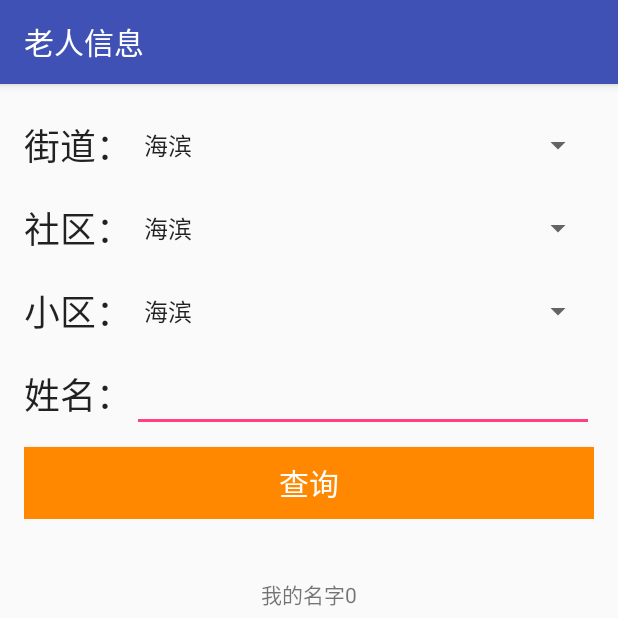
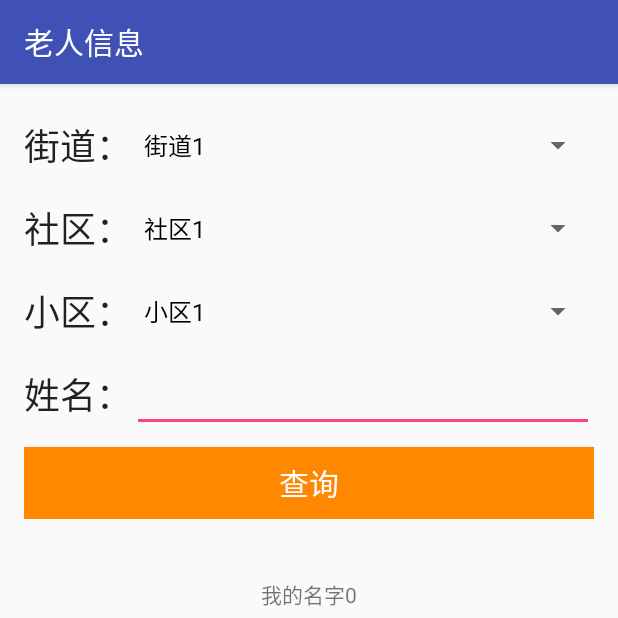
Before and after one commit to chj-endpoint/HCSS, an Android app: the User screen opened directly, with no data from a screen before it, after a tap on "查询", on a phone screen of 412 x 824 dp, the top half of it. Run offline under Robolectric (Android 15) with nearby library versions, the phone set to English and light mode, and no system bars.

Commit message:
在bindView中绑定查询条件的数据源

```diff
--- a/app/src/main/java/com/chx/hcss/AdapterHelper.java
+++ b/app/src/main/java/com/chx/hcss/AdapterHelper.java
@@ -6,6 +6,8 @@ import android.util.SparseArray;
 import android.view.LayoutInflater;
 import android.view.View;
 import android.view.ViewGroup;
+import android.widget.ArrayAdapter;
+import android.widget.Spinner;
 import android.widget.TextView;
 
 import java.util.ArrayList;
@@ -19,7 +21,7 @@ public abstract class AdapterHelper<T> extends RecyclerView.Adapter<RViewHolder>
 
     private ArrayList<T> mData;
     private int mLayoutId;
-    private Context mContext;
+    public Context mContext;
     private static final int EMPTY_VIEW = 0;
     private static final int QUERY_VIEW = 1;
     private static final int REFUSH_VIEW = 2;
--- a/app/src/main/java/com/chx/hcss/User.java
+++ b/app/src/main/java/com/chx/hcss/User.java
@@ -26,7 +26,7 @@ public class User extends AppCompatActivity {
     private RecyclerView mListRecyclerView;
     private LinearLayoutManager mLayoutManager;
     private AdapterHelper mRecyclerAdapter;
-    Spinner mSpinnerStreet, mSpinneCommunity, mSpinneVillage;
+    Spinner mSpinnerStreet, mSpinnerCommunity, mSpinnerVillage;
     TextView mTVName;
 
     @Override
@@ -38,15 +38,9 @@ public class User extends AppCompatActivity {
     }
     public void queryClick(View view) {
         clearScrollListener();
-        if (mSpinnerStreet == null) {
-            mSpinnerStreet = (Spinner)findViewById(R.id.spiStreet);
-            mSpinneCommunity = (Spinner)findViewById(R.id.spiCommunity);
-            mSpinneVillage = (Spinner)findViewById(R.id.spiVillage);
-        }
-
         String street = mSpinnerStreet.getSelectedItem().toString();
-        String community = mSpinneCommunity.getSelectedItem().toString();
-        String village = mSpinneVillage.getSelectedItem().toString();
+        String community = mSpinnerCommunity.getSelectedItem().toString();
+        String village = mSpinnerVillage.getSelectedItem().toString();
         String name = mTVName.getText().toString();
         //查询按钮按下
         mRecyclerAdapter.setData(queryData(0));
@@ -55,8 +49,8 @@ public class User extends AppCompatActivity {
     public void spinnerClick(View view) {
         if (mSpinnerStreet == null) {
             mSpinnerStreet = (Spinner)findViewById(R.id.spiStreet);
-            mSpinneCommunity = (Spinner)findViewById(R.id.spiCommunity);
-            mSpinneVillage = (Spinner)findViewById(R.id.spiVillage);
+            mSpinnerCommunity = (Spinner)findViewById(R.id.spiCommunity);
+            mSpinnerVillage = (Spinner)findViewById(R.id.spiVillage);
         }
         int viewId = view.getId();
 
@@ -92,6 +86,24 @@ public class User extends AppCompatActivity {
                 int viewType = holder.getItemViewType();
                 switch (viewType) {
                     case QUERY_VIEW:
+                        if (mSpinnerStreet == null) {
+                            String[] streets = {"街道1", "街道2", "街道3", "街道4"};
+                            ArrayAdapter streetAdapter = new ArrayAdapter(mContext, R.layout.support_simple_spinner_dropdown_item, streets);
+                            mSpinnerStreet = holder.getView(R.id.spiStreet);
+                            mSpinnerStreet.setAdapter(streetAdapter);
+
+                            String[] communities = {"社区1", "社区2", "社区3", "社区4"};
+                            ArrayAdapter communitiyAdapter = new ArrayAdapter(mContext, R.layout.support_simple_spinner_dropdown_item, communities);
+                            mSpinnerCommunity  = holder.getView(R.id.spiCommunity);
+                            mSpinnerCommunity.setAdapter(communitiyAdapter);
+
+                            String[] villages = {"小区1", "小区2", "小区3", "小区4"};
+                            ArrayAdapter villageAdapter = new ArrayAdapter(mContext, R.layout.support_simple_spinner_dropdown_item, villages);
+                            mSpinnerVillage = holder.getView(R.id.spiVillage);
+                            mSpinnerVillage.setAdapter(villageAdapter);
+
+                            mTVName = holder.getView(R.id.editName);
+                        }
                         break;
                     case ITEM_VIEW:
                         holder.setTextView(R.id.list_elder, data.getUserName());
--- a/app/src/main/res/layout/list_query.xml
+++ b/app/src/main/res/layout/list_query.xml
@@ -20,8 +20,7 @@
         android:id="@+id/spiStreet"
         android:layout_width="match_parent"
         android:layout_height="50dp"
-        android:layout_toRightOf="@+id/street"
-        android:entries="@array/street" />
+        android:layout_toRightOf="@+id/street" />
 
     <TextView
         android:id="@+id/community"
@@ -42,8 +41,7 @@
         android:layout_marginTop="5dp"
         android:layout_height="50dp"
         android:layout_below="@+id/spiStreet"
-        android:layout_toRightOf="@+id/community"
-        android:entries="@array/street"/>
+        android:layout_toRightOf="@+id/community" />
 
     <TextView
         android:id="@+id/village"
@@ -64,8 +62,7 @@
         android:layout_marginTop="5dp"
         android:layout_height="50dp"
         android:layout_below="@+id/spiCommunity"
-        android:layout_toRightOf="@+id/street"
-        android:entries="@array/street"/>
+        android:layout_toRightOf="@+id/street" />
 
     <TextView
         android:id="@+id/name"
```
